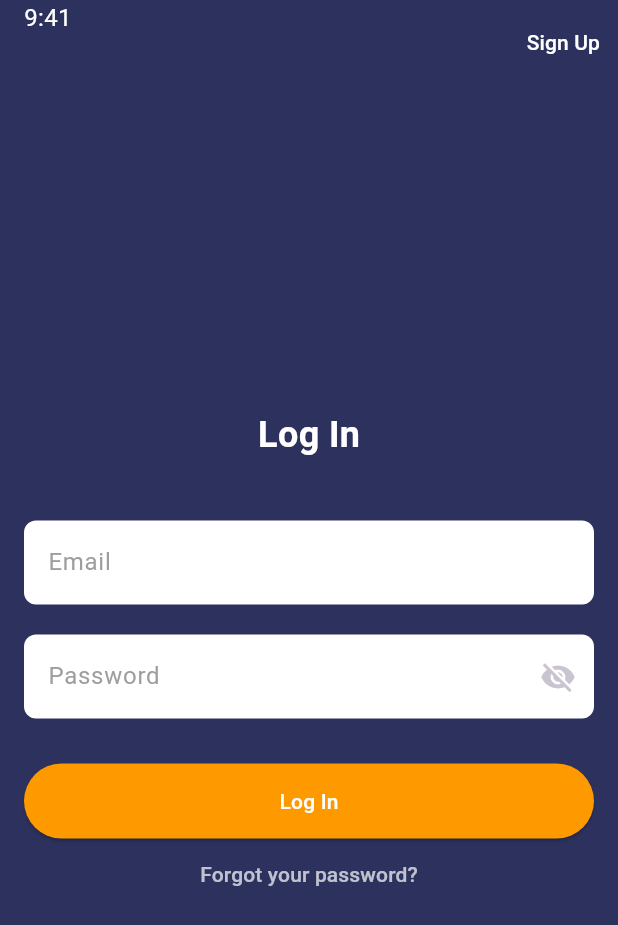
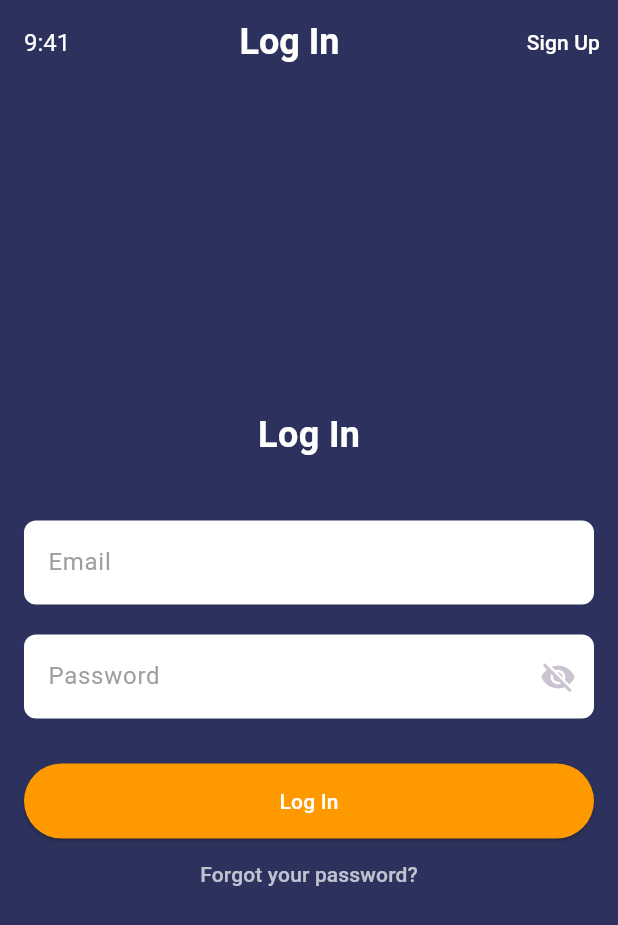
Before and after one commit to PaulM296/AwesoMeals, a Flutter app: the screen it shows after launch, on a phone screen of 412 x 824 dp. Shown: the top 925 px of the screen. Run offline on Flutter 3.47's test engine with Material 3 defaults, Android fonts, the phone set to English and light mode, and no system bars.

Commit message:
Added changed to the homepage and login page

```diff
--- a/lib/pages/login_page.dart
+++ b/lib/pages/login_page.dart
@@ -20,18 +20,24 @@ class _LoginPageState extends State<LoginPage> {
       appBar: AppBar(
         backgroundColor: Colors.transparent,
         elevation: 0,
-        leading: const Padding(
-          padding: EdgeInsets.only(left: 16),
-          child: Text('9:41', style: TextStyle(color: Colors.white, fontSize: 16)),
+        titleSpacing: 0,
+        title: Row(
+          mainAxisAlignment: MainAxisAlignment.spaceBetween,
+          children: <Widget>[
+            Padding(
+              padding: const EdgeInsets.only(left: 16.0),
+              child: const Text('9:41', style: TextStyle(color: Colors.white, fontSize: 16)),
             ),
-        actions: <Widget>[
+            const Text('Log In', style: TextStyle(color: Colors.white, fontSize: 24, fontWeight: FontWeight.bold)),
             TextButton(
               onPressed: () {
                 Navigator.pushNamed(context, '/signup');  // Navigate to SignUpPage
               },
               child: const Text('Sign Up', style: TextStyle(color: Colors.white)),
-          )
+            ),
           ],
+        ),
+        leadingWidth: 40,  // Adjust as necessary to fit the design
       ),
       backgroundColor: const Color(0xFF2C325D),
       body: Padding(
@@ -78,8 +84,6 @@ class _LoginPageState extends State<LoginPage> {
             const SizedBox(height: 30),
             ElevatedButton(
               onPressed: () {
-                // Validate your login credentials here
-                // If credentials are valid, navigate to MenuPage
                 Navigator.pushNamed(context, '/home');
               },
               style: ElevatedButton.styleFrom(
```
Also changed, not shown: lib/pages/home.dart (+40 -70 lines). Lines whose indentation alone changed are shown as unchanged.
